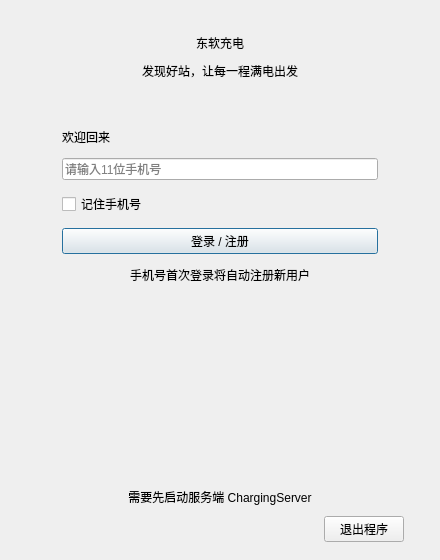
Before: the Qt Designer form code/client/LoginDialog.ui in swaggers-swaggers/charging_piles_management, drawn with Qt 5.
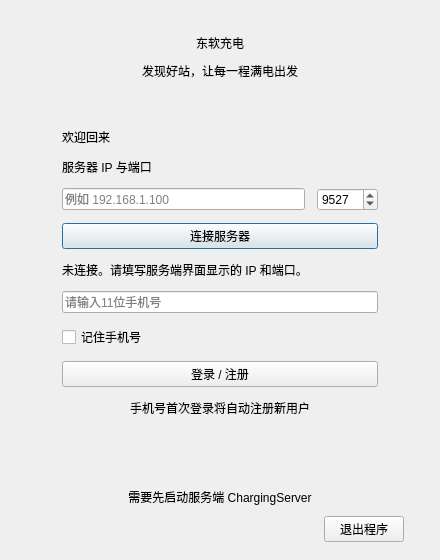
After: the same form once the commit is applied.

Commit message: 两台电脑通过局域网连接

The edit to the form file:
```diff
--- a/code/client/LoginDialog.ui
+++ b/code/client/LoginDialog.ui
@@ -93,6 +93,13 @@
         </property>
        </widget>
       </item>
+      <item><widget class="QLabel" name="serverLabel"><property name="text"><string>服务器 IP 与端口</string></property></widget></item>
+      <item><layout class="QHBoxLayout" name="serverRow">
+       <item><widget class="QLineEdit" name="serverHostEdit"><property name="placeholderText"><string>例如 192.168.1.100</string></property><property name="accessibleName"><string>服务器 IP</string></property></widget></item>
+       <item><widget class="QSpinBox" name="serverPortSpin"><property name="minimum"><number>1</number></property><property name="maximum"><number>65535</number></property><property name="value"><number>9527</number></property><property name="accessibleName"><string>服务器端口</string></property></widget></item>
+      </layout></item>
+      <item><widget class="QPushButton" name="connectBtn"><property name="text"><string>连接服务器</string></property></widget></item>
+      <item><widget class="QLabel" name="connectionStatus"><property name="text"><string>未连接。请填写服务端界面显示的 IP 和端口。</string></property><property name="wordWrap"><bool>true</bool></property></widget></item>
       <item>
        <widget class="QLineEdit" name="phoneEdit">
         <property name="placeholderText">
```
The commit also changes 27 other files.
